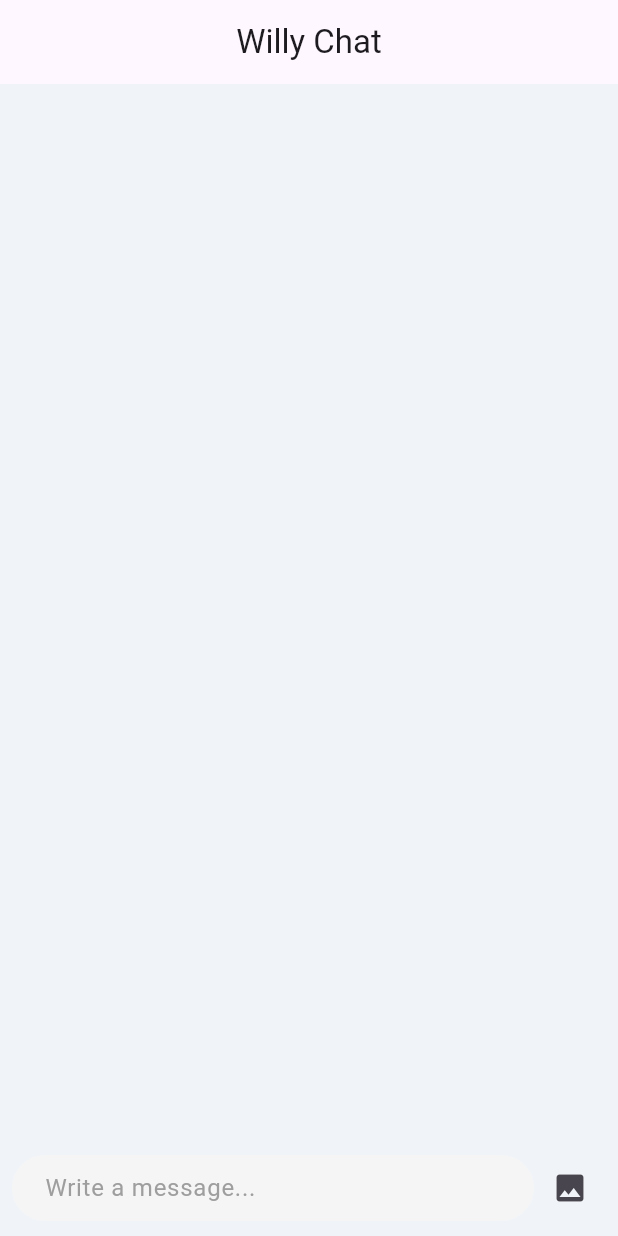
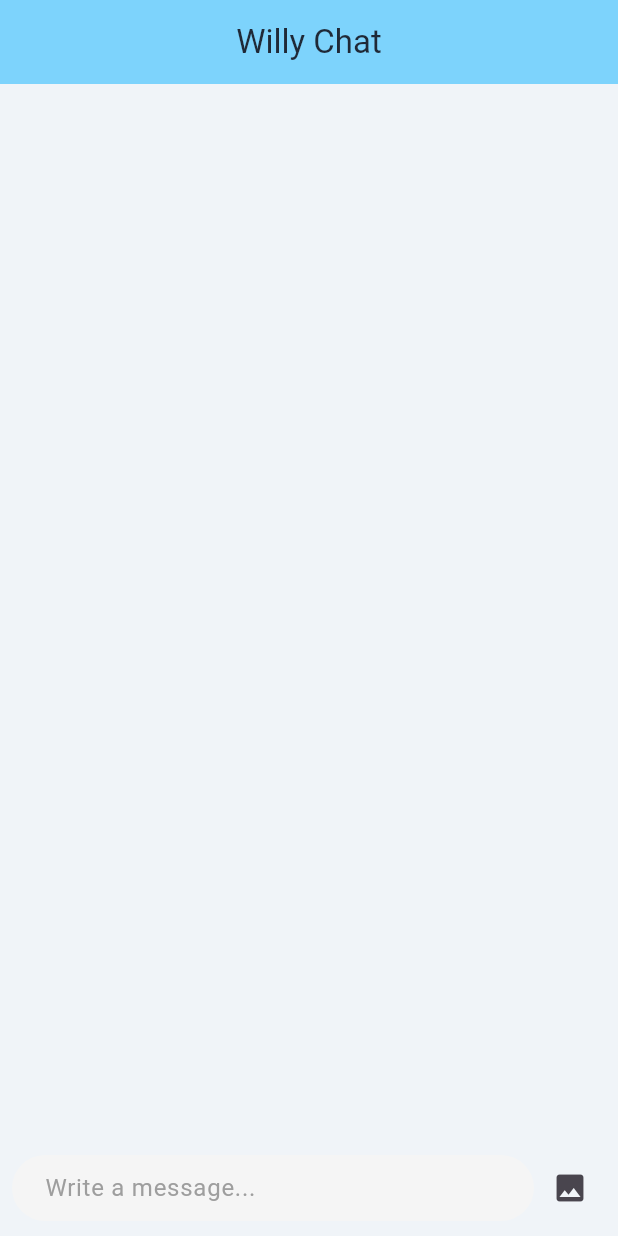
Before and after one commit to Richixs/willy-build-with-ai, a Flutter app: the screen it shows after launch, on a phone screen of 412 x 824 dp. Run offline on Flutter 3.47's test engine with Material 3 defaults, Android fonts, the phone set to English and light mode, and no system bars; drawn by our look-alikes of dash_chat_2; our stand-ins replace flutter_dotenv, flutter_gemini, image_picker.

Commit message:
feat(views): top bar colors

```diff
--- a/lib/views/chat_view.dart
+++ b/lib/views/chat_view.dart
@@ -28,7 +28,12 @@ class _ChatViewState extends State<ChatView> {
   @override
   Widget build(BuildContext context) {
     return Scaffold(
-      appBar: AppBar(centerTitle: true, title: Text('Willy Chat')),
+      appBar: AppBar(
+        centerTitle: true,
+        title: Text('Willy Chat', style: const TextStyle(color: Color(0xFF1F2937))),
+        backgroundColor: const Color(0xFF7DD3FC),
+        iconTheme: const IconThemeData(color: Color(0xFF1F2937)),
+      ),
       body: _buildUI(),
     );
   }
```
